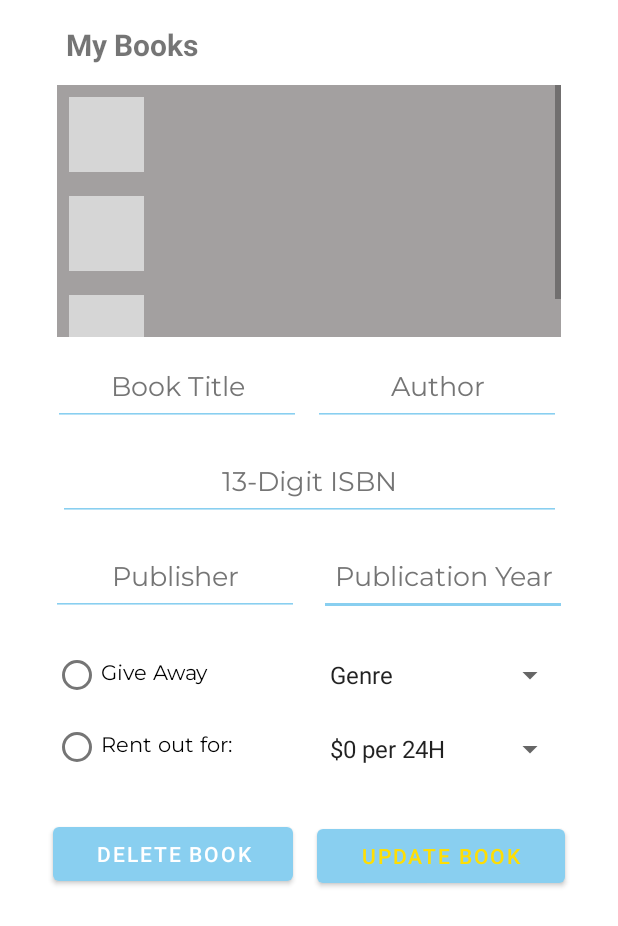
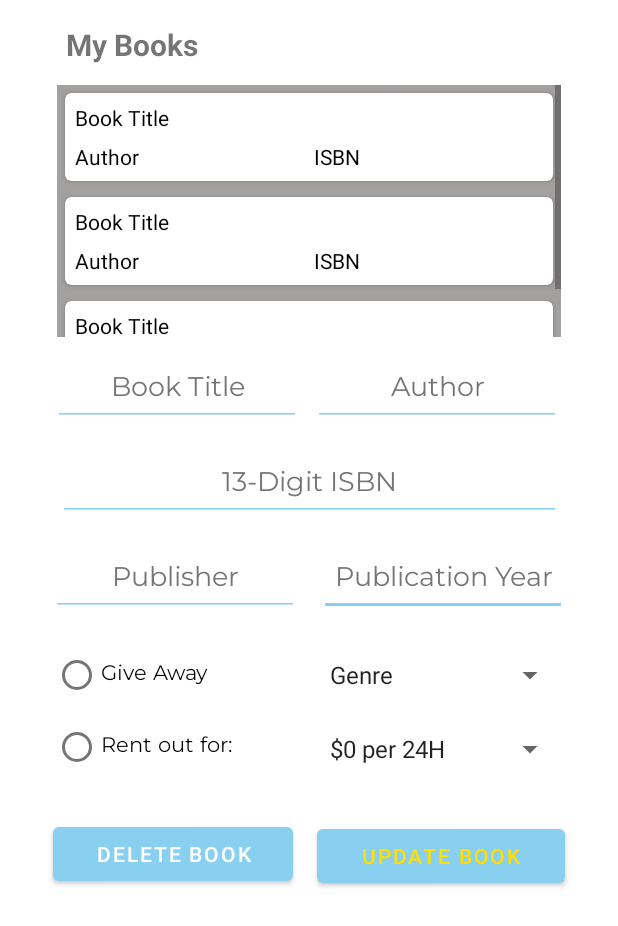
Before and after one commit to itsmeleeeo/ReadMyBook, an Android app: the layout activity_my_books.xml on its own in the app's theme, with its tools: preview values and no code run, on a phone screen of 412 x 824 dp. Shown: the top 926 px of the screen. Run offline under Robolectric (Android 15) with nearby library versions, the phone set to English and light mode, and no system bars; grey boxes are pictures that could not be loaded.

Commit message:
recycleview integeration

```diff
--- a/app/src/main/res/layout/activity_user_home_page.xml
+++ b/app/src/main/res/layout/activity_user_home_page.xml
@@ -4,7 +4,7 @@
     xmlns:tools="http://schemas.android.com/tools"
     android:layout_width="match_parent"
     android:layout_height="match_parent"
-    tools:context=".userHome">
+    tools:context=".UserHomePage">
 
     <TextView
         android:id="@+id/txtHiHome"
--- a/app/src/main/res/layout/recycler_view_item.xml
+++ b/app/src/main/res/layout/recycler_view_item.xml
@@ -1,20 +1,58 @@
 <?xml version="1.0" encoding="utf-8"?>
-<LinearLayout xmlns:android="http://schemas.android.com/apk/res/android"
-              xmlns:tools="http://schemas.android.com/tools"
-              android:orientation="horizontal"
-              android:padding="8dp"
-              android:layout_width="match_parent"
-              android:layout_height="wrap_content">
-  <ImageView
-      android:id="@+id/imageView1"
-      android:layout_width="50dp"
-      android:layout_height="50dp"
-      tools:src="@tools:sample/avatars"/>
-  <TextView
-      android:id="@+id/textView1"
-      android:layout_width="wrap_content"
+<androidx.cardview.widget.CardView
+    xmlns:android="http://schemas.android.com/apk/res/android"
+    xmlns:app="http://schemas.android.com/apk/res-auto"
+    android:layout_width="match_parent"
+    android:layout_height="wrap_content"
+    android:layout_margin="5dp"
+    android:elevation="8dp"
+    app:cardCornerRadius="4dp">
+
+  <LinearLayout
+      android:layout_width="match_parent"
       android:layout_height="wrap_content"
-      android:layout_gravity="center"
-      android:padding="5dp"
-      tools:text="@tools:sample/lorem" />
-</LinearLayout>
+      android:layout_margin="3dp"
+      android:orientation="vertical">
+
+    <!--text view for our course name-->
+    <TextView
+        android:id="@+id/idTVCourseName"
+        android:layout_width="match_parent"
+        android:layout_height="wrap_content"
+        android:padding="3dp"
+        android:text="Book Title"
+        android:textColor="@color/black" />
+
+    <LinearLayout
+        android:layout_width="match_parent"
+        android:layout_height="wrap_content"
+        android:orientation="horizontal"
+        android:weightSum="2">
+
+      <!--text view for our course tracks-->
+      <TextView
+          android:id="@+id/idTVCourseTracks"
+          android:layout_width="0dp"
+          android:layout_height="wrap_content"
+          android:layout_weight="1"
+          android:padding="3dp"
+          android:text="Author"
+          android:textColor="@color/black" />
+
+
+      <!--text view for our course duration-->
+      <TextView
+          android:id="@+id/idTVCourseDuration"
+          android:layout_width="0dp"
+          android:layout_height="wrap_content"
+          android:layout_weight="1"
+          android:padding="3dp"
+          android:text="ISBN"
+          android:textColor="@color/black" />
+
+    </LinearLayout>
+
+
+  </LinearLayout>
+
+</androidx.cardview.widget.CardView>
```
Also changed, not shown: app/src/main/java/com/example/readmybook/DatabaseHelper.java (+31 -1 lines), app/src/main/java/com/example/readmybook/UserHomePage.java (+29 -1 lines).
